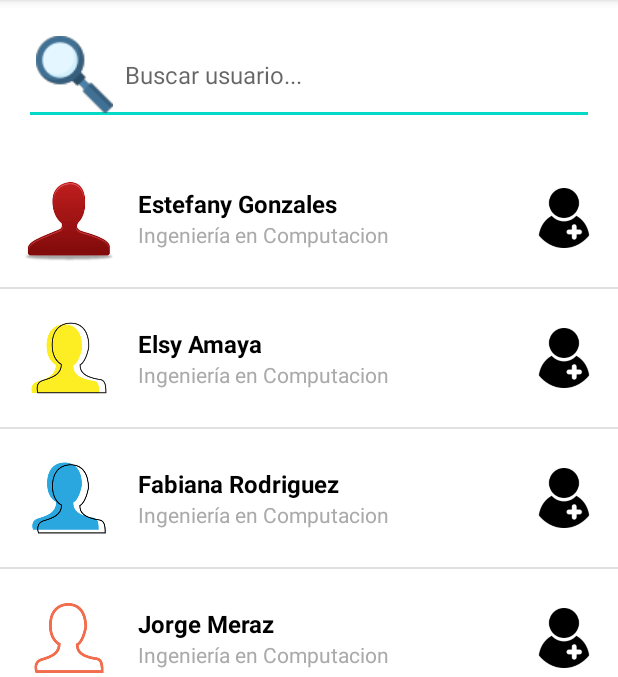
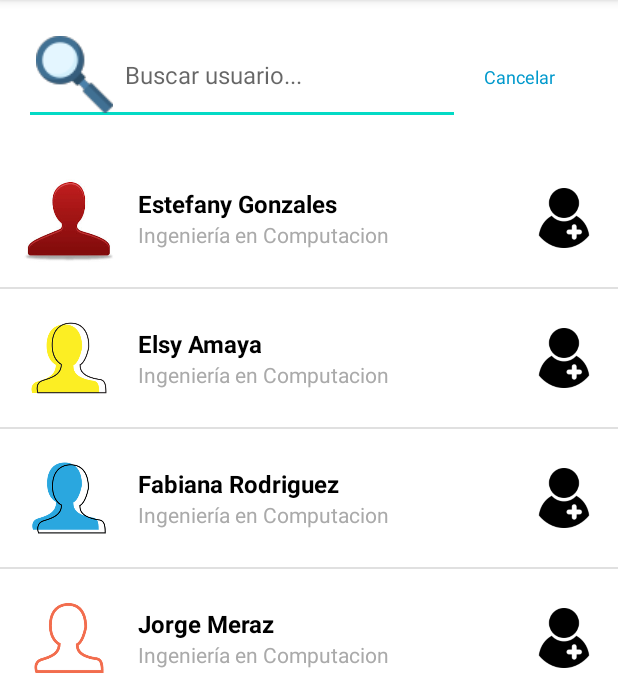
Before and after one commit to JorgeMeraz10/PruebaMenuUsuarioBuscador, an Android app: the screen it shows after launch (MainActivity), on a phone screen of 412 x 824 dp, the part 84-761 px from its top. Run offline under Robolectric (Android 15) with nearby library versions, the phone set to English and light mode, and no system bars.

Commit message:
Actualizacion 08/04/2023

```diff
--- a/app/src/main/res/layout/fragment_lista_usuarios.xml
+++ b/app/src/main/res/layout/fragment_lista_usuarios.xml
@@ -15,6 +15,7 @@
             android:layout_width="0dp"
             android:layout_height="wrap_content"
             android:layout_weight="0.8"
+            android:layout_marginRight="8dp"
             android:drawableStart="@drawable/lupa"
             android:drawablePadding="8dp"
             android:hint="Buscar usuario..."
@@ -25,15 +26,15 @@
             android:id="@+id/cancel_text"
             android:layout_width="0dp"
             android:layout_height="wrap_content"
+            android:layout_marginStart="8dp"
             android:layout_weight="0.2"
-            android:layout_marginStart="8dp"
             android:clickable="true"
             android:focusable="true"
             android:focusableInTouchMode="true"
             android:text="Cancelar"
             android:textColor="@android:color/holo_blue_dark"
             android:textSize="12sp"
-            android:visibility="gone" />
+            android:visibility="visible" />
 
     </LinearLayout>
 
```
